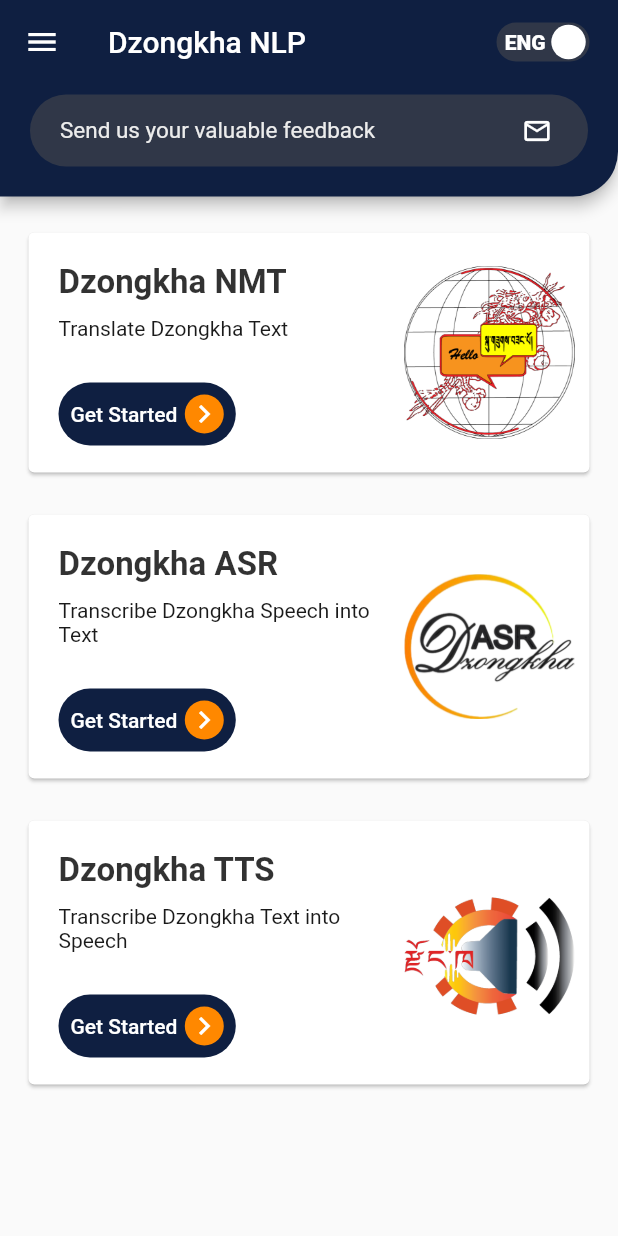
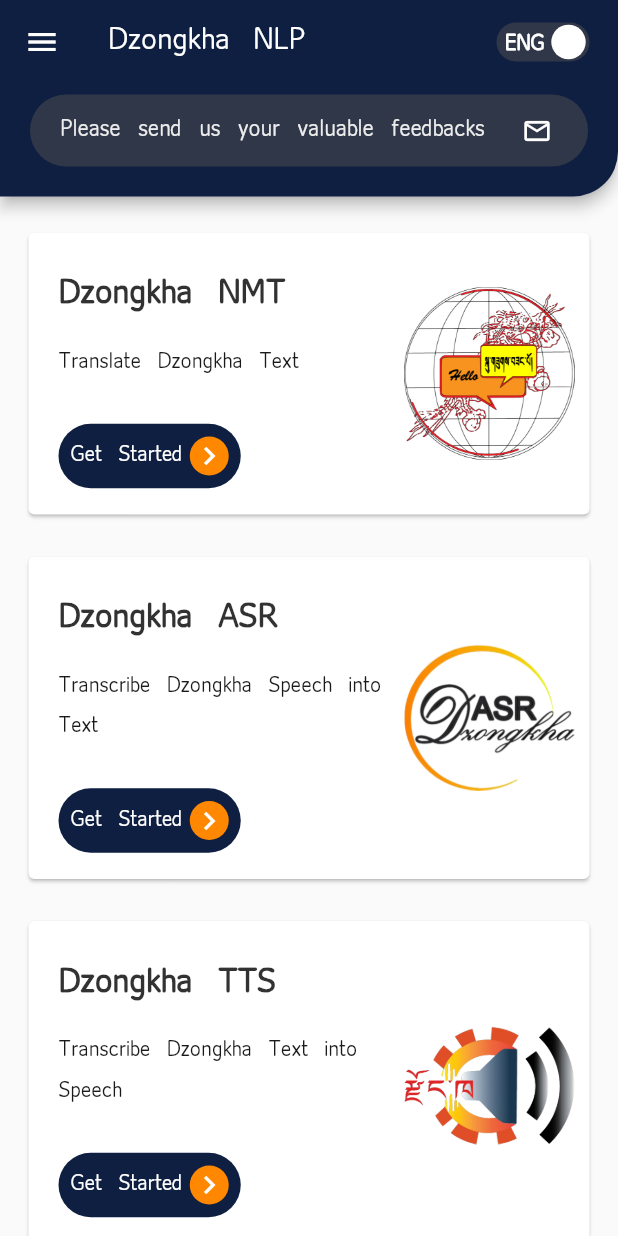
Before and after one commit to kinleyrabgay/nlp-v0, a Flutter app: the screen it shows after launch, after a tap on "Get Started", on a phone screen of 412 x 824 dp. Run offline on Flutter 3.47's test engine with Material 2 defaults, Android fonts, the phone set to English and light mode, and no system bars; drawn by our look-alikes of flutter_switch; our stand-ins replace audioplayers, file_picker, flutter_spinkit, flutter_svg, shared_preferences; missing offline and left inert: record.

```diff
--- a/lib/main.dart
+++ b/lib/main.dart
@@ -28,8 +28,7 @@ class MyApp extends StatelessWidget {
       theme: ThemeData(
         brightness: Brightness.light,
         primaryColor: const Color.fromARGB(255, 15, 31, 65),
-        // fontFamily: englishState.isEnglishSelected ? 'Roboto' : "Joyig",
-        fontFamily: "Roboto",
+        fontFamily: "Joyig",
       ),
       home: const SplashScreen(),
     );
--- a/lib/pages/components/dashboardcard.dart
+++ b/lib/pages/components/dashboardcard.dart
@@ -24,6 +24,17 @@ class _DashboardCardState extends State<DashboardCard> {
   @override
   Widget build(BuildContext context) {
     final englishState = Provider.of<EnglishState>(context);
+    TextStyle headStyle = englishState.isEnglishSelected
+        ? const TextStyle(
+            color: Color.fromARGB(222, 20, 20, 20),
+            fontWeight: FontWeight.bold,
+            fontSize: 22,
+          )
+        : const TextStyle(
+            color: Color.fromARGB(222, 20, 20, 20),
+            fontWeight: FontWeight.bold,
+            fontSize: 14,
+          );
     return SizedBox(
       width: MediaQuery.of(context).size.width,
       child: Card(
@@ -35,9 +46,7 @@ class _DashboardCardState extends State<DashboardCard> {
               padding: const EdgeInsets.only(right: 10),
               alignment: Alignment.center,
               width: MediaQuery.of(context).size.width * 0.3,
-              child: Image.asset(
-                widget.imagepath,
-              ),
+              child: Image.asset(widget.imagepath),
             ),
             Row(
               children: [
@@ -48,14 +57,7 @@ class _DashboardCardState extends State<DashboardCard> {
                     child: Column(
                       crossAxisAlignment: CrossAxisAlignment.start,
                       children: [
-                        Text(
-                          widget.heading,
-                          style: const TextStyle(
-                            color: Color.fromARGB(222, 20, 20, 20),
-                            fontWeight: FontWeight.bold,
-                            fontSize: 22,
-                          ),
-                        ),
+                        Text(widget.heading, style: headStyle),
                         const SizedBox(height: 10),
                         Text(
                           widget.subtitle,
--- a/lib/pages/dashboard/dashboard_screen.dart
+++ b/lib/pages/dashboard/dashboard_screen.dart
@@ -40,7 +40,7 @@ class _DashboardScreenState extends State<DashboardScreen> {
               ? "Dzongkha NLP"
               : 'རྗོང་ཁ་ ཨེན་ཨེལ་པི།',
           text: englishState.isEnglishSelected
-              ? "Send us your valuable feedback"
+              ? "Please send us your valuable feedbacks"
               : 'ཁྱོད་ཀྱིས་རིན་གོང་ཆེ་བའི་བརྡ་སྟོན་ཚུ་ ང་བཅས་ལུ་གཏང་གནང་།',
         ),
       ),
@@ -58,7 +58,7 @@ class _DashboardScreenState extends State<DashboardScreen> {
                     DashboardCard(
                       heading: englishState.isEnglishSelected
                           ? "Dzongkha NMT"
-                          : "རྫོང་ཁའི་སྐད་སྒྱུར།།",
+                          : "རྫོང་ཁའི་སྐད་སྒྱུར།",
                       subtitle: englishState.isEnglishSelected
                           ? "Translate Dzongkha Text"
                           : "རྗོང་ཁ་ཡི་གུ་སྐད་སྒྱུར་འབད།",
@@ -77,7 +77,7 @@ class _DashboardScreenState extends State<DashboardScreen> {
                     DashboardCard(
                       heading: englishState.isEnglishSelected
                           ? "Dzongkha ASR"
-                          : "རྫོང་ཁ་སྒྲ་ལས་ཡི་གུ།།",
+                          : "རྫོང་ཁ་སྒྲ་ལས་ཡི་གུ།",
                       subtitle: englishState.isEnglishSelected
                           ? "Transcribe Dzongkha Speech into Text"
                           : "ཕྲེང་ཁ་གི་གསུང་བཤད་འདི་ཡི་གུ་ནང་བྲི་བཅུག།",
```
Also changed, not shown: pubspec.yaml (+0 -10 lines).
